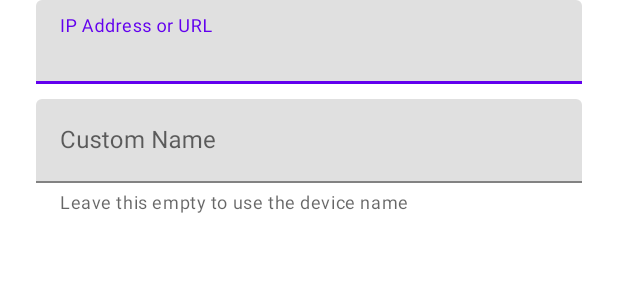
After one commit to Moustachauve/WLED-Native-Android, an Android app: the layout fragment_device_add_manually.xml on its own in the app's theme, with its tools: preview values and no code run, on a phone screen of 412 x 824 dp. The commit adds this screen. Shown: the top 300 px of the screen. Run offline under Robolectric (Android 15) with nearby library versions, the phone set to English and light mode, and no system bars.

Commit message:
Move classes in packages Add first version of DeviceRepository.kt Add modal to add new device manually

```diff
--- a/app/src/main/java/ca/cgagnier/wlednativeandroid/MainActivity.kt
+++ b/app/src/main/java/ca/cgagnier/wlednativeandroid/MainActivity.kt
@@ -2,18 +2,21 @@ package ca.cgagnier.wlednativeandroid
 
 import androidx.appcompat.app.AppCompatActivity
 import android.os.Bundle
-import android.view.Menu
 import android.view.MenuItem
 import androidx.fragment.app.Fragment
 import androidx.fragment.app.FragmentManager
 import androidx.fragment.app.add
 import androidx.fragment.app.commit
+import ca.cgagnier.wlednativeandroid.fragment.DeviceListFragment
+import ca.cgagnier.wlednativeandroid.repository.DeviceRepository
 
 
 class MainActivity : AppCompatActivity(R.layout.activity_main), FragmentManager.OnBackStackChangedListener {
 
     override fun onCreate(savedInstanceState: Bundle?) {
         super.onCreate(savedInstanceState)
+
+        DeviceRepository.init(applicationContext)
 
         setSupportActionBar(findViewById(R.id.main_toolbar))
         supportActionBar?.setDisplayShowHomeEnabled(true)
--- a/app/src/main/res/layout/fragment_device_add.xml
+++ b/app/src/main/res/layout/fragment_device_add.xml
@@ -5,7 +5,7 @@
     xmlns:tools="http://schemas.android.com/tools"
     android:layout_width="match_parent"
     android:layout_height="match_parent"
-    tools:context=".DeviceAddFragment">
+    tools:context=".fragment.DeviceAddFragment">
 
     <!-- TODO: Update blank fragment layout -->
     <TextView
@@ -58,6 +58,7 @@
         tools:listitem="@layout/wled_list_item"  />
 
     <androidx.appcompat.widget.AppCompatButton
+        android:id="@+id/add_manually_button"
         android:layout_width="match_parent"
         android:layout_height="wrap_content"
         android:text="@string/add_manually"
--- /dev/null
+++ b/app/src/main/res/layout/fragment_device_add_manually.xml
@@ -0,0 +1,44 @@
+<?xml version="1.0" encoding="utf-8"?>
+<androidx.constraintlayout.widget.ConstraintLayout xmlns:android="http://schemas.android.com/apk/res/android"
+    xmlns:app="http://schemas.android.com/apk/res-auto"
+    xmlns:tools="http://schemas.android.com/tools"
+    style="@style/Theme.AppCompat.Dialog"
+    android:layout_width="match_parent"
+    android:layout_height="match_parent"
+    android:paddingStart="24dp"
+    android:paddingEnd="24dp"
+    tools:context=".fragment.DeviceAddManuallyFragment">
+
+
+    <com.google.android.material.textfield.TextInputLayout
+        android:id="@+id/textInputLayout"
+        android:layout_width="match_parent"
+        android:layout_height="wrap_content"
+        app:layout_constraintEnd_toEndOf="parent"
+        app:layout_constraintStart_toStartOf="parent"
+        app:layout_constraintTop_toTopOf="parent">
+
+        <com.google.android.material.textfield.TextInputEditText
+            android:layout_width="match_parent"
+            android:layout_height="wrap_content"
+            android:hint="@string/ip_address_or_url" />
+    </com.google.android.material.textfield.TextInputLayout>
+
+    <com.google.android.material.textfield.TextInputLayout
+        android:id="@+id/textInputLayout2"
+        android:layout_width="match_parent"
+        android:layout_height="wrap_content"
+        android:layout_marginTop="10dp"
+        app:helperText="@string/leave_this_empty_to_use_the_device_name"
+        app:layout_constraintEnd_toEndOf="parent"
+        app:layout_constraintStart_toStartOf="parent"
+        app:layout_constraintTop_toBottomOf="@+id/textInputLayout">
+
+        <com.google.android.material.textfield.TextInputEditText
+            android:layout_width="match_parent"
+            android:layout_height="wrap_content"
+            android:hint="@string/custom_name" />
+    </com.google.android.material.textfield.TextInputLayout>
+
+
+</androidx.constraintlayout.widget.ConstraintLayout>
--- a/app/src/main/res/layout/fragment_device_list.xml
+++ b/app/src/main/res/layout/fragment_device_list.xml
@@ -4,7 +4,7 @@
     xmlns:tools="http://schemas.android.com/tools"
     android:layout_width="match_parent"
     android:layout_height="match_parent"
-    tools:context=".DeviceListFragment">
+    tools:context=".fragment.DeviceListFragment">
 
     <androidx.recyclerview.widget.RecyclerView
         android:id="@+id/device_list_recycler_view"
--- a/app/src/main/res/layout/fragment_device_view.xml
+++ b/app/src/main/res/layout/fragment_device_view.xml
@@ -3,7 +3,7 @@
     xmlns:tools="http://schemas.android.com/tools"
     android:layout_width="match_parent"
     android:layout_height="match_parent"
-    tools:context=".DeviceViewFragment">
+    tools:context=".fragment.DeviceViewFragment">
 
     <!-- TODO: Update blank fragment layout -->
     <TextView
--- a/app/src/main/res/values-night/themes.xml
+++ b/app/src/main/res/values-night/themes.xml
@@ -4,13 +4,16 @@
         <!-- Primary brand color. -->
         <item name="colorPrimary">@color/dark_gray</item>
         <item name="colorPrimaryVariant">@color/very_dark_gray</item>
-        <item name="colorOnPrimary">@color/black</item>
+        <item name="colorOnPrimary">@color/white</item>
         <!-- Secondary brand color. -->
         <item name="colorSecondary">@color/teal_200</item>
         <item name="colorSecondaryVariant">@color/teal_200</item>
         <item name="colorOnSecondary">@color/black</item>
         <!-- Status bar color. -->
         <item name="android:statusBarColor" tools:targetApi="l">?attr/colorPrimaryVariant</item>
-        <!-- Customize your theme here. -->
+    </style>
+
+    <style name="Theme.WLEDNativeAndroid.Dialog.Alert" parent="@style/ThemeOverlay.MaterialComponents.MaterialAlertDialog">
+        <item name="colorPrimary">@color/purple_200</item>
     </style>
 </resources>
--- a/app/src/main/res/values/strings.xml
+++ b/app/src/main/res/values/strings.xml
@@ -18,7 +18,12 @@
     <!-- TODO: Remove or change this placeholder text -->
     <string name="hello_blank_fragment">Hello blank fragment</string>
     <string name="looking_for_devices">Looking for Devices</string>
+    <string name="add_a_device_manually">Add a Device Manually</string>
     <string name="add_manually">Add Manually</string>
     <string name="try_again">Try Again</string>
     <string name="no_devices_found">No Devices found</string>
+    <string name="ip_address_or_url">IP Address or URL</string>
+    <string name="custom_name">Custom Name</string>
+    <string name="leave_this_empty_to_use_the_device_name">Leave this empty to use the device name</string>
+    <string name="cancel">Cancel</string>
 </resources>
--- a/app/src/main/res/values/themes.xml
+++ b/app/src/main/res/values/themes.xml
@@ -11,6 +11,5 @@
         <item name="colorOnSecondary">@color/black</item>
         <!-- Status bar color. -->
         <item name="android:statusBarColor" tools:targetApi="l">?attr/colorPrimaryVariant</item>
-        <!-- Customize your theme here. -->
     </style>
 </resources>
```
Also changed, not shown: app/src/main/java/ca/cgagnier/wlednativeandroid/DeviceAddFragment.kt (deleted, +0 -59 lines), app/src/main/java/ca/cgagnier/wlednativeandroid/DeviceListAdapter.kt (+5 -3 lines), app/src/main/java/ca/cgagnier/wlednativeandroid/DeviceViewFragment.kt (deleted, +0 -59 lines), app/src/main/java/ca/cgagnier/wlednativeandroid/fragment/DeviceAddFragment.kt (added, +22 -0 lines), app/src/main/java/ca/cgagnier/wlednativeandroid/fragment/DeviceAddManuallyFragment.kt (added, +25 -0 lines), app/src/main/java/ca/cgagnier/wlednativeandroid/fragment/DeviceListFragment.kt (renamed from app/src/main/java/ca/cgagnier/wlednativeandroid/DeviceListFragment.kt, +5 -16 lines), app/src/main/java/ca/cgagnier/wlednativeandroid/fragment/DeviceViewFragment.kt (added, +13 -0 lines), app/src/main/java/ca/cgagnier/wlednativeandroid/repository/DeviceRepository.kt (added, +50 -0 lines).
